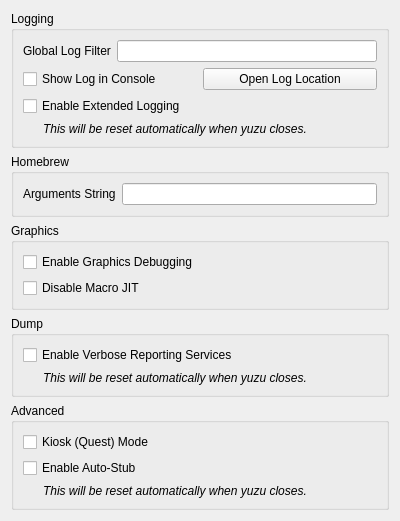
Qt form src/yuzu/configuration/configure_debug.ui (QuantumGhost/yuzu) before a commit.
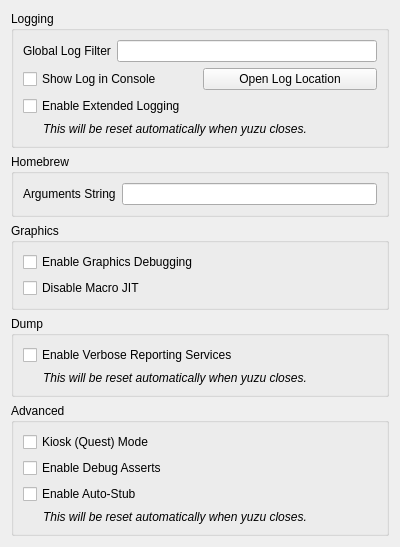
The same form after that commit.

```diff
--- a/src/yuzu/configuration/configure_debug.ui
+++ b/src/yuzu/configuration/configure_debug.ui
@@ -185,6 +185,13 @@
         </property>
        </widget>
       </item>
+       <item>
+         <widget class="QCheckBox" name="use_debug_asserts">
+           <property name="text">
+             <string>Enable Debug Asserts</string>
+           </property>
+         </widget>
+       </item>
        <item>
          <widget class="QCheckBox" name="use_auto_stub">
            <property name="text">
```
